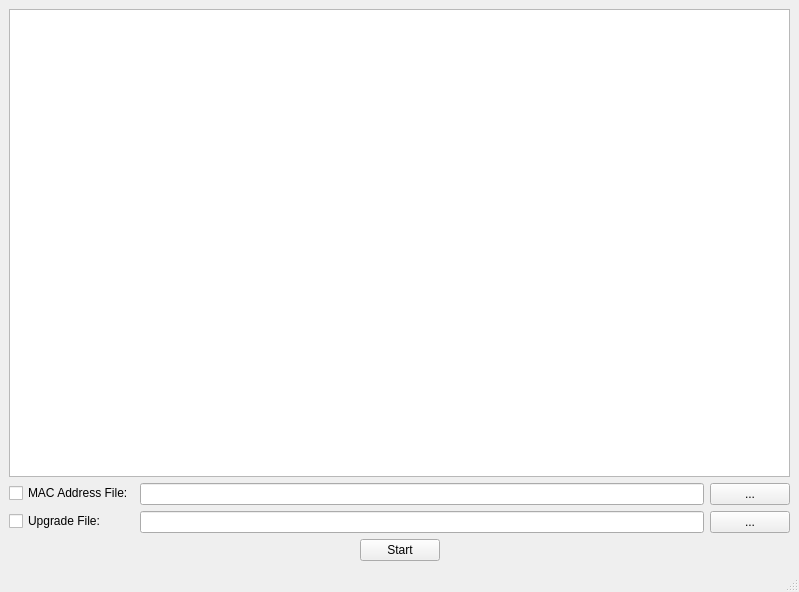
Qt form ui/main.ui (yuanrui2014/firmware_upgrade_server) before a commit.
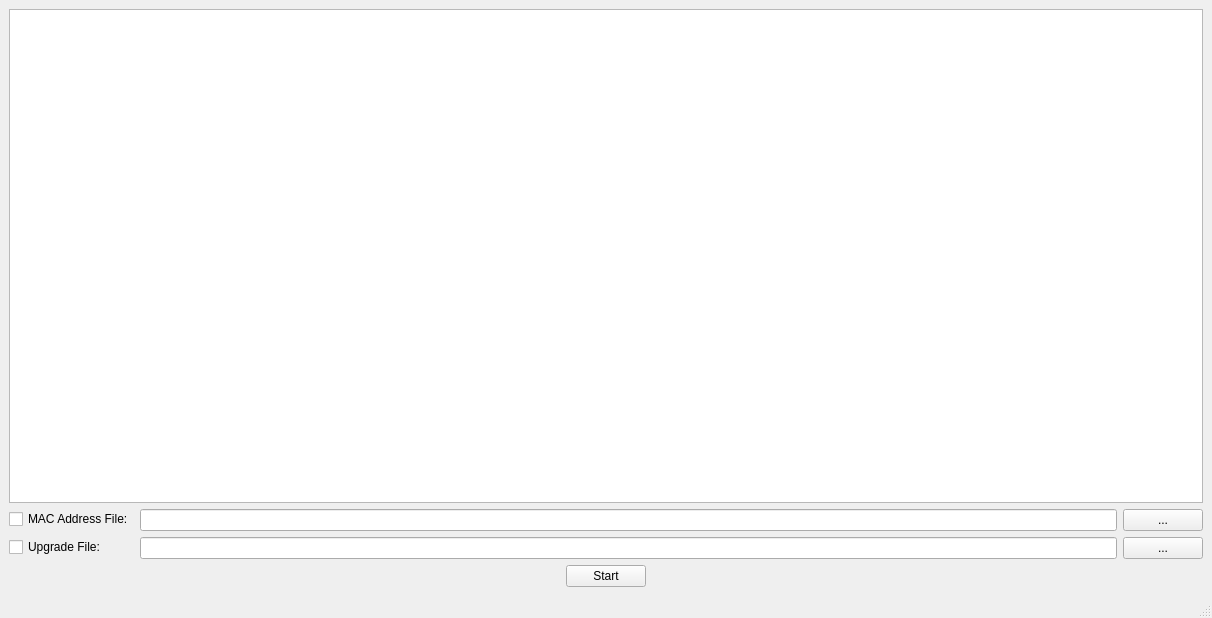
The same form after that commit.

```diff
--- a/ui/main.ui
+++ b/ui/main.ui
@@ -6,8 +6,8 @@
    <rect>
     <x>0</x>
     <y>0</y>
-    <width>799</width>
-    <height>592</height>
+    <width>1212</width>
+    <height>618</height>
    </rect>
   </property>
   <property name="windowTitle">
```
